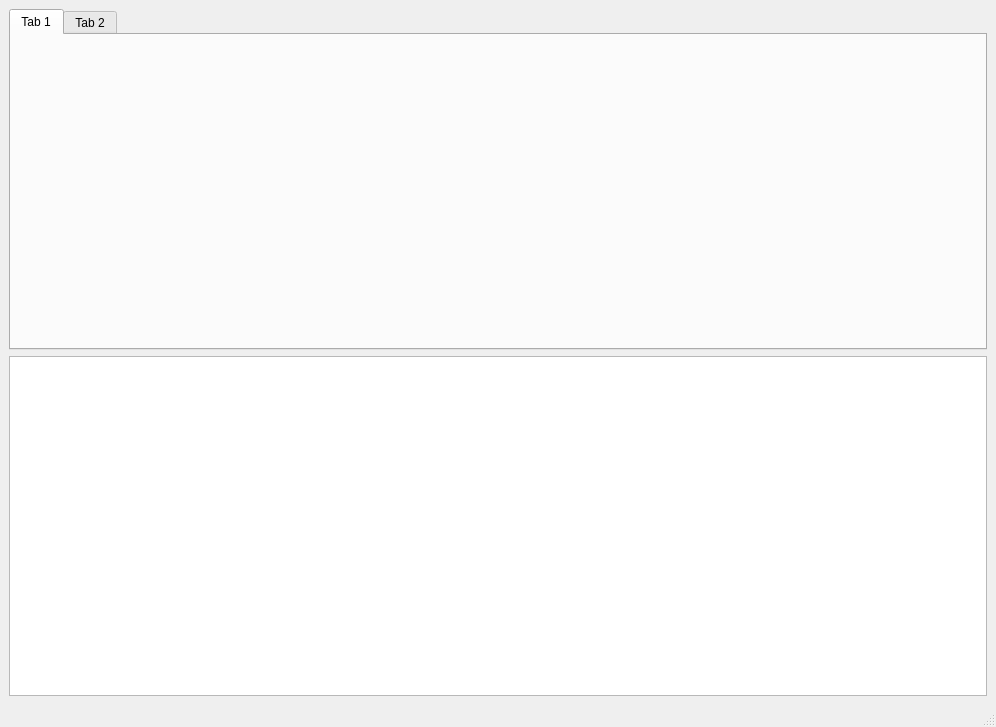
Old version of the form GUI/guifrontend.ui in the repository simonbeaudoin0935/OpenTraderPlatform.
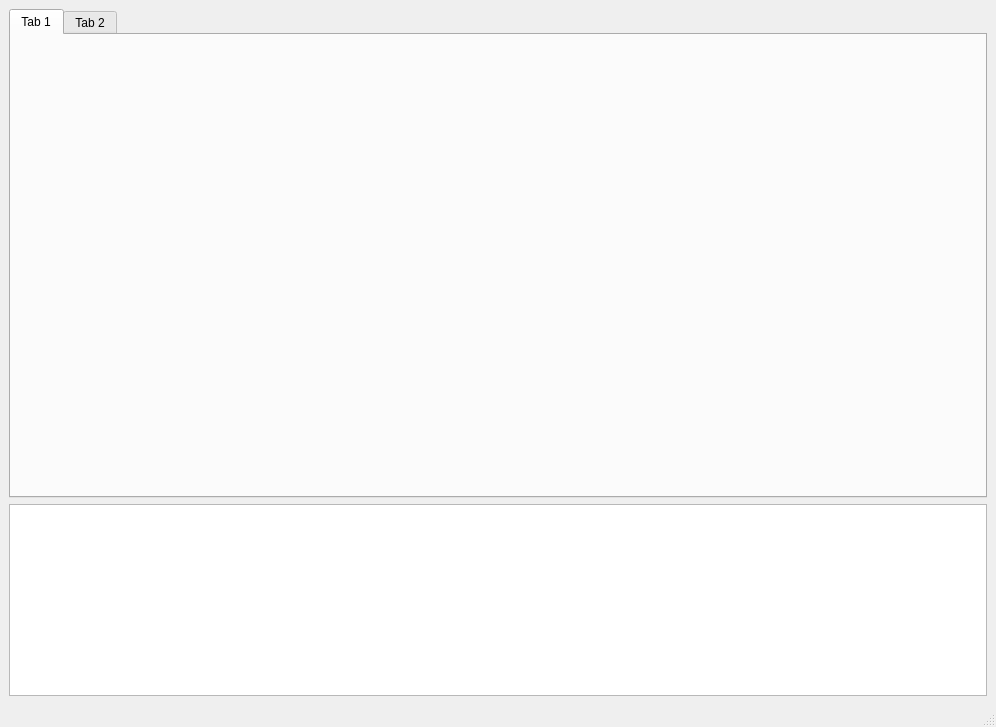
New version of the form. Custom widgets are drawn as their Qt base class.

Commit message: feat(StockPriceChart): Enhance chart navigation and zoom controls

The edit to the form file:
```diff
--- a/GUI/guifrontend.ui
+++ b/GUI/guifrontend.ui
@@ -72,7 +72,7 @@
     <item>
      <widget class="QTextEdit" name="logDisplay">
       <property name="sizePolicy">
-       <sizepolicy hsizetype="Expanding" vsizetype="Expanding">
+       <sizepolicy hsizetype="Expanding" vsizetype="Maximum">
         <horstretch>0</horstretch>
         <verstretch>0</verstretch>
        </sizepolicy>
```
The commit also changes 2 other files.
